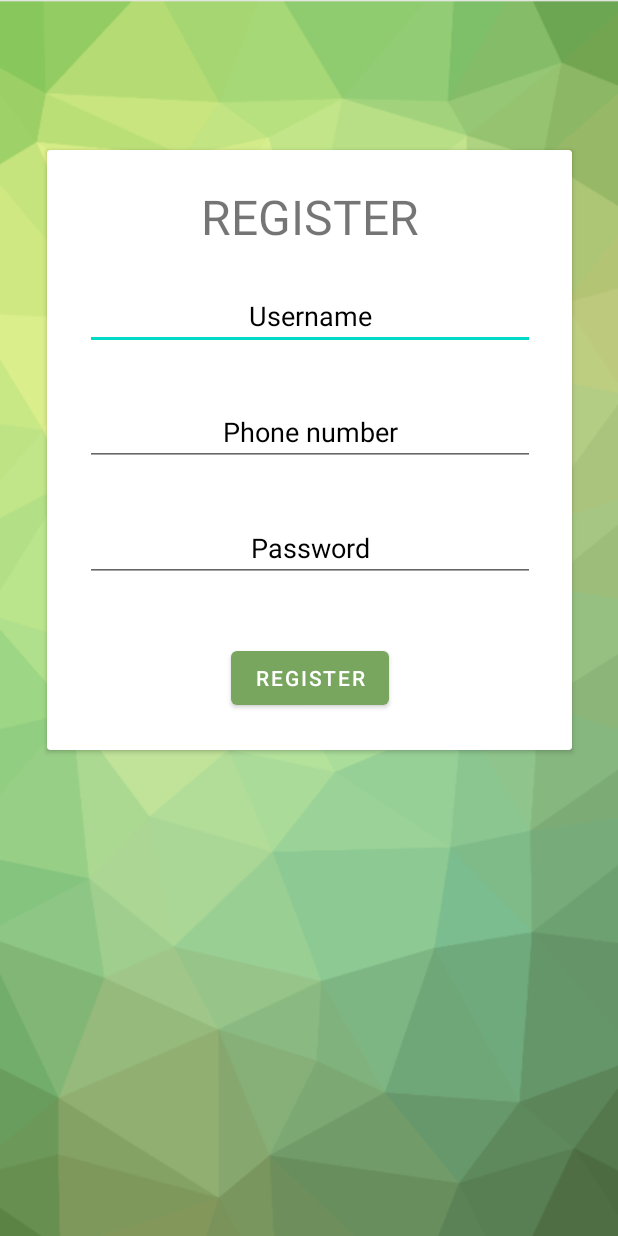
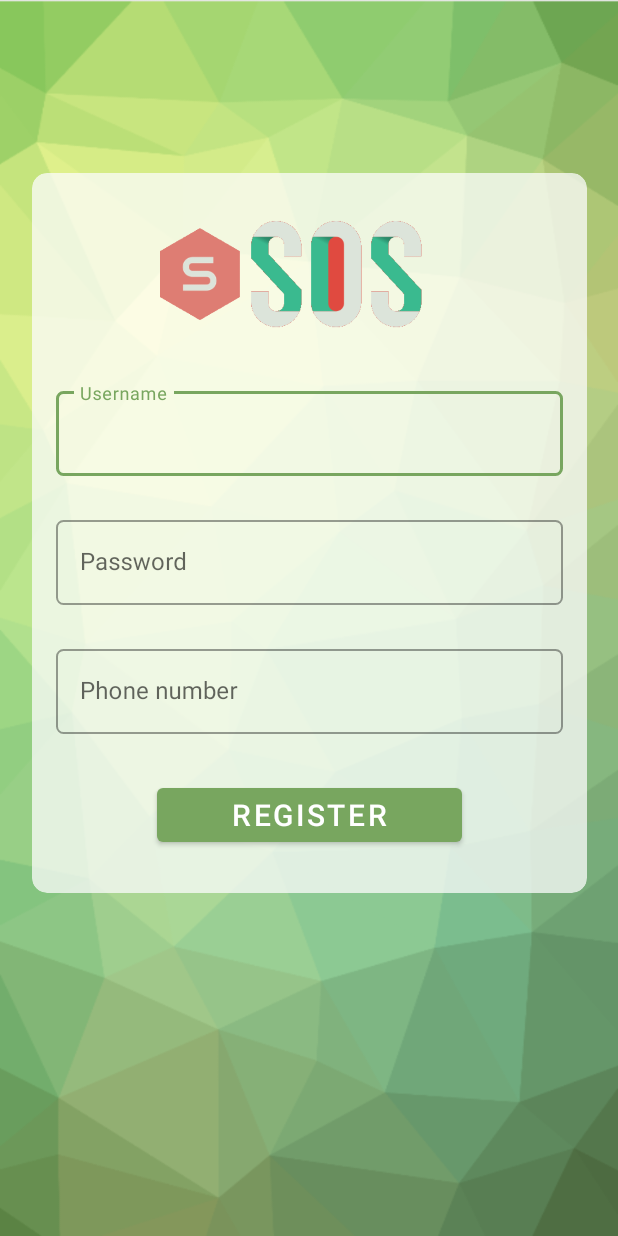
Before and after one commit to ZSabakh/emergency-contacts-kotlin, an Android app: the screen it shows after launch (RegisterActivity), after a tap on "REGISTER", on a phone screen of 412 x 824 dp. Run offline under Robolectric (Android 15) with nearby library versions, the phone set to English and light mode, and no system bars.

Commit message:
Added loader

```diff
--- a/app/src/main/AndroidManifest.xml
+++ b/app/src/main/AndroidManifest.xml
@@ -21,7 +21,6 @@
         <activity android:name=".ui.MainActivity">
             <intent-filter>
                 <action android:name="android.intent.action.MAIN" />
-
                 <category android:name="android.intent.category.LAUNCHER" />
             </intent-filter>
         </activity>
--- a/app/src/main/java/com/example/sosapp/ui/MainActivity.kt
+++ b/app/src/main/java/com/example/sosapp/ui/MainActivity.kt
@@ -1,11 +1,14 @@
 package com.example.sosapp.ui
 
 import android.content.Intent
+import android.opengl.Visibility
 import android.os.Bundle
 import android.view.View
 import android.widget.Button
 import android.widget.Toast
 import androidx.appcompat.app.AppCompatActivity
+import androidx.appcompat.app.AppCompatDelegate
+import androidx.core.widget.ContentLoadingProgressBar
 import androidx.recyclerview.widget.GridLayoutManager
 import androidx.recyclerview.widget.RecyclerView
 import com.example.sosapp.R
@@ -29,10 +32,12 @@ class MainActivity : AppCompatActivity() {
     private lateinit var btGotoTexts: FloatingActionButton
     private lateinit var btSendText: Button
     private lateinit var btRemoveContacts: Button
+    private lateinit var pbContacts: ContentLoadingProgressBar
     val selectedContactNumbers: MutableList<String> = ArrayList()
     val selectedContactIDs: MutableList<String> = ArrayList()
 
     override fun onCreate(savedInstanceState: Bundle?) {
+        AppCompatDelegate.setDefaultNightMode(AppCompatDelegate.MODE_NIGHT_NO);
         super.onCreate(savedInstanceState)
         setContentView(R.layout.activity_main)
         viewInitializations()
@@ -100,9 +105,11 @@ class MainActivity : AppCompatActivity() {
         btSendText = findViewById(R.id.bt_send_custom_text)
         btRemoveContacts = findViewById(R.id.bt_remove_contacts)
         btGotoTexts = findViewById(R.id.bt_goto_texts)
+        pbContacts = findViewById(R.id.pb_contacts)
     }
 
     private fun fetchContacts() {
+        pbContacts.show()
         apiClient.getApiService().fetchPosts(token = "${sessionManager.fetchAuthToken()}")
             .enqueue(object : Callback<ContactsResponse> {
                 override fun onFailure(call: Call<ContactsResponse>, t: Throwable) {
@@ -126,6 +133,9 @@ class MainActivity : AppCompatActivity() {
                     val loginResponse = response.body()
                     Toast.makeText(this@MainActivity, "Contacts fetched!", Toast.LENGTH_SHORT)
                         .show()
+                    pbContacts.hide()
+                    btGotoTexts.visibility = View.VISIBLE
+                    btAddContact.visibility = View.VISIBLE
                     if (loginResponse != null) {
                         contactsTest = loginResponse.contacts
                         recyclerView.adapter = ContactsRecyclerViewAdapter(contactsTest.map {
--- a/app/src/main/res/layout/activity_login.xml
+++ b/app/src/main/res/layout/activity_login.xml
@@ -12,45 +12,18 @@
         android:id="@+id/cv_contact_element"
         android:layout_width="370dp"
         android:layout_height="440dp"
-        android:layout_marginTop="115dp"
+        android:layout_marginBottom="190dp"
         app:cardBackgroundColor="#BEFDFDFD"
         app:cardCornerRadius="10dp"
         app:cardElevation="0dp"
+        app:layout_constraintBottom_toBottomOf="parent"
         app:layout_constraintEnd_toEndOf="parent"
-        app:layout_constraintStart_toStartOf="parent"
-        app:layout_constraintTop_toTopOf="parent">
+        app:layout_constraintStart_toStartOf="parent">
 
         <androidx.constraintlayout.widget.ConstraintLayout
             android:layout_width="match_parent"
             android:layout_height="match_parent">
 
-
-            <!--            <EditText-->
-            <!--                android:id="@+id/et_login_username"-->
-            <!--                android:layout_width="wrap_content"-->
-            <!--                android:layout_height="wrap_content"-->
-            <!--                android:layout_marginTop="136dp"-->
-            <!--                android:ems="13"-->
-            <!--                android:gravity="center"-->
-            <!--                android:hint="@string/username"-->
-            <!--                android:inputType="textPersonName"-->
-            <!--                android:textColor="@color/black"-->
-            <!--                app:layout_constraintEnd_toEndOf="parent"-->
-            <!--                app:layout_constraintStart_toStartOf="parent"-->
-            <!--                app:layout_constraintTop_toTopOf="parent" />-->
-
-            <!--            <EditText-->
-            <!--                android:id="@+id/et_login_password"-->
-            <!--                android:layout_width="wrap_content"-->
-            <!--                android:layout_height="wrap_content"-->
-            <!--                android:layout_marginTop="24dp"-->
-            <!--                android:ems="13"-->
-            <!--                android:gravity="center"-->
-            <!--                android:hint="@string/password"-->
-            <!--                android:inputType="textPassword"-->
-            <!--                app:layout_constraintEnd_toEndOf="parent"-->
-            <!--                app:layout_constraintStart_toStartOf="parent"-->
-            <!--                app:layout_constraintTop_toBottomOf="@+id/et_login_username" />-->
             <com.google.android.material.textfield.TextInputLayout
                 android:id="@+id/textInputLayout2"
                 style="@style/Widget.MaterialComponents.TextInputLayout.OutlinedBox"
--- a/app/src/main/res/layout/activity_main.xml
+++ b/app/src/main/res/layout/activity_main.xml
@@ -1,5 +1,6 @@
 <?xml version="1.0" encoding="utf-8"?>
 <androidx.constraintlayout.widget.ConstraintLayout
+    android:animateLayoutChanges="true"
     android:background="@drawable/ic_background_green"
     xmlns:android="http://schemas.android.com/apk/res/android"
     xmlns:app="http://schemas.android.com/apk/res-auto"
@@ -7,6 +8,16 @@
     android:layout_width="match_parent"
     android:layout_height="match_parent">
 
+    <androidx.core.widget.ContentLoadingProgressBar
+        android:id="@+id/pb_contacts"
+        style="@style/Widget.AppCompat.ProgressBar"
+        android:theme="@style/ProgressBarStyle"
+        android:layout_width="110dp"
+        android:layout_height="110dp"
+        app:layout_constraintBottom_toBottomOf="parent"
+        app:layout_constraintEnd_toEndOf="parent"
+        app:layout_constraintStart_toStartOf="parent"
+        app:layout_constraintTop_toTopOf="parent" />
 
     <androidx.recyclerview.widget.RecyclerView
         android:id="@+id/rv_contacts"
@@ -29,6 +40,7 @@
         android:backgroundTint="@color/green_500"
         android:src="@android:drawable/stat_notify_chat"
         android:textSize="12sp"
+        android:visibility="invisible"
         app:layout_constraintBottom_toTopOf="@+id/bt_add_contact"
         app:layout_constraintEnd_toEndOf="parent" />
 
@@ -41,6 +53,7 @@
         android:layout_marginEnd="16dp"
         android:layout_marginBottom="16dp"
         android:textSize="12sp"
+        android:visibility="invisible"
         app:layout_constraintBottom_toBottomOf="@+id/rv_contacts"
         app:layout_constraintEnd_toEndOf="parent" />
 
--- a/app/src/main/res/layout/activity_register.xml
+++ b/app/src/main/res/layout/activity_register.xml
@@ -9,9 +9,13 @@
     >
 
     <androidx.cardview.widget.CardView
-        android:layout_width="350dp"
-        android:layout_height="400dp"
-        android:layout_marginTop="100dp"
+        android:id="@+id/cv_contact_element"
+        android:layout_width="370dp"
+        android:layout_height="480dp"
+        android:layout_marginTop="115dp"
+        app:cardBackgroundColor="#BEFDFDFD"
+        app:cardCornerRadius="10dp"
+        app:cardElevation="0dp"
         app:layout_constraintEnd_toEndOf="parent"
         app:layout_constraintStart_toStartOf="parent"
         app:layout_constraintTop_toTopOf="parent">
@@ -20,65 +24,108 @@
             android:layout_width="match_parent"
             android:layout_height="match_parent">
 
-            <TextView
-                android:id="@+id/textView"
-                android:layout_width="wrap_content"
+            <com.google.android.material.textfield.TextInputLayout
+                android:id="@+id/textInputLayout2"
+                style="@style/Widget.MaterialComponents.TextInputLayout.OutlinedBox"
+                android:layout_width="match_parent"
                 android:layout_height="wrap_content"
-                android:text="@string/register"
-                android:textAllCaps="true"
-                android:textSize="32sp"
-                app:layout_constraintBottom_toTopOf="@+id/et_register_username"
+                android:layout_marginStart="16dp"
+                android:layout_marginTop="24dp"
+                android:layout_marginEnd="16dp"
+                android:hint="@string/username"
+                app:boxCornerRadiusBottomEnd="5dp"
+                app:boxCornerRadiusBottomStart="5dp"
+                app:boxCornerRadiusTopEnd="5dp"
+                app:boxCornerRadiusTopStart="5dp"
+
                 app:layout_constraintEnd_toEndOf="parent"
                 app:layout_constraintStart_toStartOf="parent"
-                app:layout_constraintTop_toTopOf="parent" />
+                app:layout_constraintTop_toBottomOf="@+id/imageView">
 
-            <EditText
-                android:id="@+id/et_register_username"
-                android:layout_width="300dp"
+                <com.google.android.material.textfield.TextInputEditText
+                    android:id="@+id/et_register_username"
+                    android:layout_width="match_parent"
+                    android:layout_height="wrap_content"
+                    android:ellipsize="end"
+                    android:maxLines="1" />
+            </com.google.android.material.textfield.TextInputLayout>
+
+            <com.google.android.material.textfield.TextInputLayout
+                android:id="@+id/textInputLayout3"
+                style="@style/Widget.MaterialComponents.TextInputLayout.OutlinedBox"
+                android:layout_width="match_parent"
                 android:layout_height="wrap_content"
-                android:layout_marginTop="88dp"
-                android:hint="@string/username"
-                android:inputType="text"
-                android:textAlignment="center"
+
+                android:layout_marginStart="16dp"
+                android:layout_marginTop="24dp"
+                android:layout_marginEnd="16dp"
+                android:hint="@string/password"
+
+                app:boxCornerRadiusBottomEnd="5dp"
+                app:boxCornerRadiusBottomStart="5dp"
+                app:boxCornerRadiusTopEnd="5dp"
+                app:boxCornerRadiusTopStart="5dp"
                 app:layout_constraintEnd_toEndOf="parent"
                 app:layout_constraintStart_toStartOf="parent"
-                app:layout_constraintTop_toTopOf="parent" />
+                app:layout_constraintTop_toBottomOf="@+id/textInputLayout2">
 
-            <EditText
-                android:id="@+id/et_register_phone"
-                android:layout_width="300dp"
+                <com.google.android.material.textfield.TextInputEditText
+                    android:id="@+id/et_register_password"
+                    android:layout_width="match_parent"
+                    android:layout_height="wrap_content"
+                    android:ellipsize="end"
+                    android:inputType="textPassword"
+                    android:maxLines="1" />
+            </com.google.android.material.textfield.TextInputLayout>
+
+            <com.google.android.material.textfield.TextInputLayout
+                style="@style/Widget.MaterialComponents.TextInputLayout.OutlinedBox"
+                android:layout_width="match_parent"
                 android:layout_height="wrap_content"
-                android:layout_marginTop="32dp"
+
+                android:layout_marginStart="16dp"
+                android:layout_marginTop="24dp"
+                android:layout_marginEnd="16dp"
                 android:hint="@string/phone_number"
-                android:inputType="phone"
-                android:textAlignment="center"
+                app:boxCornerRadiusBottomEnd="5dp"
+                app:boxCornerRadiusBottomStart="5dp"
+                app:boxCornerRadiusTopEnd="5dp"
+                app:boxCornerRadiusTopStart="5dp"
                 app:layout_constraintEnd_toEndOf="parent"
                 app:layout_constraintStart_toStartOf="parent"
-                app:layout_constraintTop_toBottomOf="@+id/et_register_username" />
+                app:layout_constraintTop_toBottomOf="@+id/textInputLayout3">
 
-            <EditText
-                android:id="@+id/et_register_password"
-                android:layout_width="300dp"
-                android:layout_height="wrap_content"
-                android:layout_marginTop="32dp"
-                android:hint="@string/password"
-                android:inputType="textPassword"
-                android:textAlignment="center"
-                app:layout_constraintEnd_toEndOf="parent"
-                app:layout_constraintStart_toStartOf="parent"
-                app:layout_constraintTop_toBottomOf="@+id/et_register_phone" />
+                <com.google.android.material.textfield.TextInputEditText
+                    android:id="@+id/et_register_phone"
+                    android:layout_width="match_parent"
+                    android:layout_height="wrap_content"
+                    android:ellipsize="end"
+                    android:inputType="phone"
+                    android:maxLines="1" />
+            </com.google.android.material.textfield.TextInputLayout>
 
             <Button
                 android:id="@+id/bt_register_submit"
                 android:layout_width="wrap_content"
                 android:layout_height="wrap_content"
-                android:layout_marginTop="40dp"
+                android:layout_marginBottom="28dp"
+                android:paddingHorizontal="50dp"
                 android:text="@string/register"
+                android:textSize="20sp"
+                app:layout_constraintBottom_toBottomOf="parent"
                 app:layout_constraintEnd_toEndOf="parent"
-                app:layout_constraintHorizontal_bias="0.501"
+                app:layout_constraintStart_toStartOf="parent" />
+
+            <ImageView
+                android:id="@+id/imageView"
+                android:layout_width="301dp"
+                android:layout_height="100dp"
+                android:layout_marginTop="16dp"
+                app:layout_constraintEnd_toEndOf="parent"
+                app:layout_constraintHorizontal_bias="0.39"
                 app:layout_constraintStart_toStartOf="parent"
-                app:layout_constraintTop_toBottomOf="@+id/et_register_password" />
-
+                app:layout_constraintTop_toTopOf="parent"
+                app:srcCompat="@drawable/logo_transparent" />
         </androidx.constraintlayout.widget.ConstraintLayout>
     </androidx.cardview.widget.CardView>
 </androidx.constraintlayout.widget.ConstraintLayout>
--- a/app/src/main/res/layout/contact_element.xml
+++ b/app/src/main/res/layout/contact_element.xml
@@ -13,7 +13,7 @@
     app:cardElevation="5dp"
     app:cardMaxElevation="7dp"
     app:contentPadding="24dp"
-    android:stateListAnimator="@anim/animation"
+    android:stateListAnimator="@anim/contact_animation"
     android:foreground="?attr/selectableItemBackground"
     android:clickable="true"
     android:focusable="true">
--- a/app/src/main/res/values-night/themes.xml
+++ b/app/src/main/res/values-night/themes.xml
@@ -1,15 +1,16 @@
 <resources xmlns:tools="http://schemas.android.com/tools">
     <!-- Base application theme. -->
     <style name="Theme.SosApp" parent="Theme.MaterialComponents.DayNight.DarkActionBar">
-        <!-- Primary brand color. -->3
+        <!-- Primary brand color. -->
         <item name="windowActionBar">false</item>
         <item name="windowNoTitle">true</item>
-        <item name="colorPrimary">@color/purple_200</item>
-        <item name="colorPrimaryVariant">@color/purple_700</item>
-        <item name="colorOnPrimary">@color/black</item>
+        <item name="android:textColorHint">@color/black</item>
+        <item name="colorPrimary">@color/green_500</item>
+        <item name="colorPrimaryVariant">@color/green_700</item>
+        <item name="colorOnPrimary">@color/white</item>
         <!-- Secondary brand color. -->
         <item name="colorSecondary">@color/teal_200</item>
-        <item name="colorSecondaryVariant">@color/teal_200</item>
+        <item name="colorSecondaryVariant">@color/teal_700</item>
         <item name="colorOnSecondary">@color/black</item>
         <!-- Status bar color. -->
         <item name="android:statusBarColor" tools:targetApi="l">?attr/colorPrimaryVariant</item>
--- /dev/null
+++ b/app/src/main/res/values/styles.xml
@@ -0,0 +1,6 @@
+<?xml version="1.0" encoding="utf-8"?>
+<resources>
+    <style name="ProgressBarStyle">
+        <item name="colorAccent">@color/green_700</item>
+    </style>
+</resources>
--- a/app/src/main/res/values/themes.xml
+++ b/app/src/main/res/values/themes.xml
@@ -15,5 +15,8 @@
         <!-- Status bar color. -->
         <item name="android:statusBarColor" tools:targetApi="l">?attr/colorPrimaryVariant</item>
         <!-- Customize your theme here. -->
+
     </style>
+
+
 </resources>
```
Also changed, not shown: app/src/main/res/anim/contact_animation.xml (renamed from app/src/main/res/anim/animation.xml).
